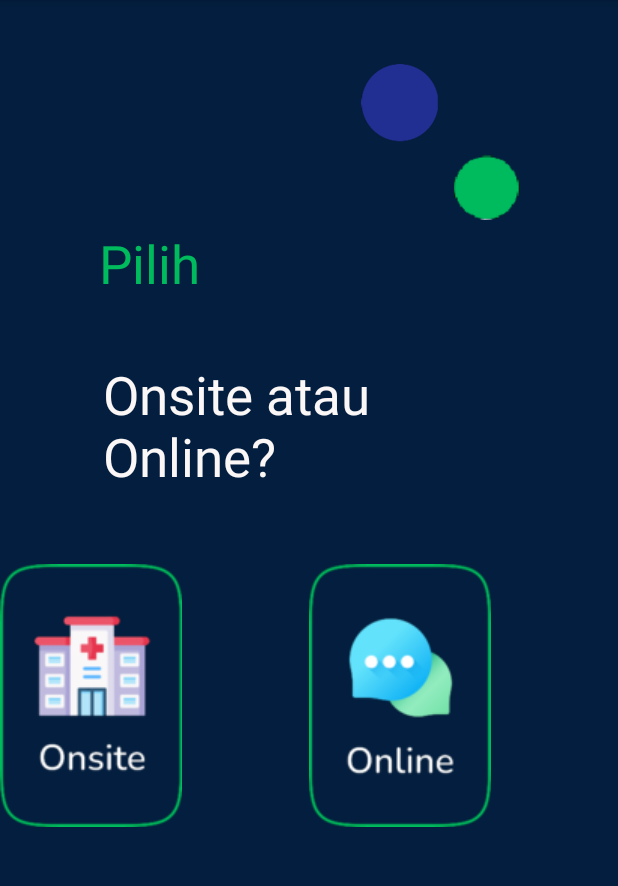
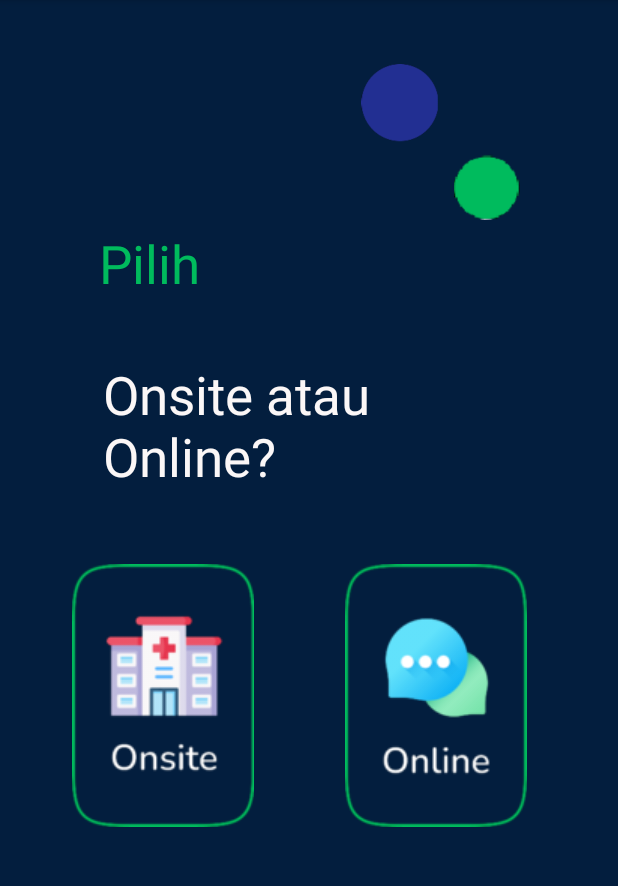
Before and after one commit to SyafnidesWulanS/TubesPab, an Android app: the onsite_online screen opened directly, with no data from a screen before it, on a phone screen of 412 x 824 dp, the part 84-970 px from its top. Run offline under Robolectric (Android 15) with nearby library versions, the phone set to English and light mode, and no system bars.

Commit message:
11/12/2022 projek

```diff
--- a/app/src/main/res/layout/activity_onsite_online.xml
+++ b/app/src/main/res/layout/activity_onsite_online.xml
@@ -62,13 +62,14 @@
         android:id="@+id/imageButton2"
         android:layout_width="wrap_content"
         android:layout_height="wrap_content"
+        android:layout_marginStart="48dp"
         android:layout_marginTop="48dp"
         android:background="#031E3E"
         app:layout_constraintBottom_toBottomOf="parent"
+        app:layout_constraintStart_toStartOf="parent"
         app:layout_constraintTop_toBottomOf="@+id/textView15"
         app:layout_constraintVertical_bias="0.0"
-        app:srcCompat="@drawable/onsite"
-        tools:layout_editor_absoluteX="66dp" />
+        app:srcCompat="@drawable/onsite" />
 
     <ImageButton
         android:id="@+id/imageButton4"
```
